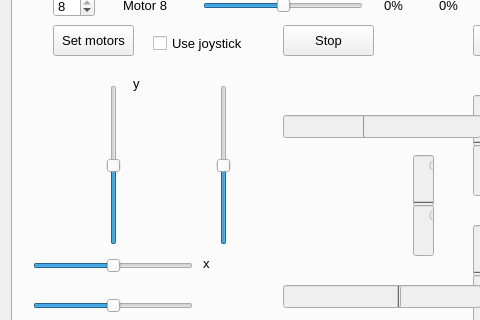
This is mainwindow.ui in robocenter-rov/remote-control as Qt 5 draws it before an edit; both pictures show x 0 to 480 and y 303 to 623 of the 1248 by 778 pixel window. The edited form follows.
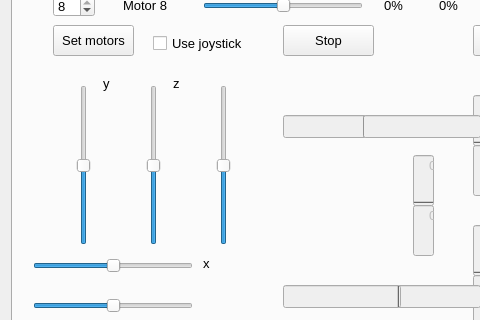
This is the edited form. The open tabs and pages were chosen to show the change. Custom widgets are drawn as their Qt base class.

Commit message: Debug: Add z movement control

The edit to the form file:
```diff
--- a/mainwindow.ui
+++ b/mainwindow.ui
@@ -1871,7 +1871,7 @@
        <widget class="QSlider" name="yPositionVerticalSlider">
         <property name="geometry">
          <rect>
-          <x>90</x>
+          <x>60</x>
           <y>330</y>
           <width>22</width>
           <height>160</height>
@@ -1903,7 +1903,7 @@
        <widget class="QLabel" name="label_11">
         <property name="geometry">
          <rect>
-          <x>120</x>
+          <x>90</x>
           <y>320</y>
           <width>21</width>
           <height>16</height>
@@ -2581,6 +2581,38 @@
          <double>1.000000000000000</double>
         </property>
        </widget>
+       <widget class="QSlider" name="zPositionVerticalSlider">
+        <property name="geometry">
+         <rect>
+          <x>130</x>
+          <y>330</y>
+          <width>22</width>
+          <height>160</height>
+         </rect>
+        </property>
+        <property name="minimum">
+         <number>-400</number>
+        </property>
+        <property name="maximum">
+         <number>400</number>
+        </property>
+        <property name="orientation">
+         <enum>Qt::Vertical</enum>
+        </property>
+       </widget>
+       <widget class="QLabel" name="label_12">
+        <property name="geometry">
+         <rect>
+          <x>160</x>
+          <y>320</y>
+          <width>21</width>
+          <height>16</height>
+         </rect>
+        </property>
+        <property name="text">
+         <string>z</string>
+        </property>
+       </widget>
       </widget>
       <widget class="QWidget" name="pidTab">
        <attribute name="title">
```
Left out of the diff: 2 changed lines with no effect on the pictures. The commit also changes 2 other files.
